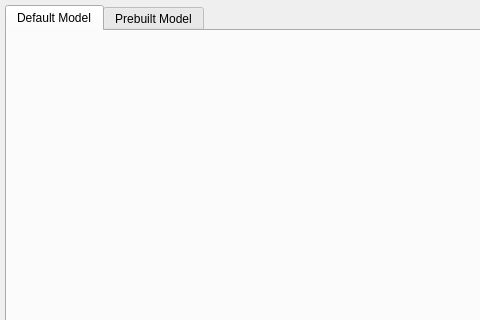
Above: UI_files/modelPage.ui from ZhiyuNoel/BioLearning before the change; both pictures show x 0 to 480 and y 0 to 320 of the 800 by 531 pixel window. Below: the same form after it.
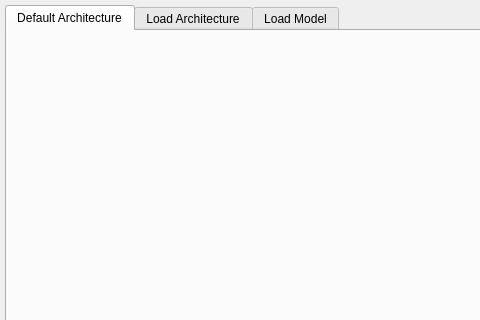
That is the form after the change. The open tabs and pages were chosen to show the change.

Patch:
```diff
--- a/UI_files/modelPage.ui
+++ b/UI_files/modelPage.ui
@@ -27,12 +27,17 @@
    </property>
    <widget class="QWidget" name="tab">
     <attribute name="title">
-     <string>Default Model</string>
+     <string>Default Architecture</string>
     </attribute>
    </widget>
    <widget class="QWidget" name="tab_2">
     <attribute name="title">
-     <string>Prebuilt Model</string>
+     <string>Load Architecture</string>
+    </attribute>
+   </widget>
+   <widget class="QWidget" name="tab_3">
+    <attribute name="title">
+     <string>Load Model</string>
     </attribute>
    </widget>
   </widget>
```
Left out of the diff: 2 changed lines with no effect on the pictures.
